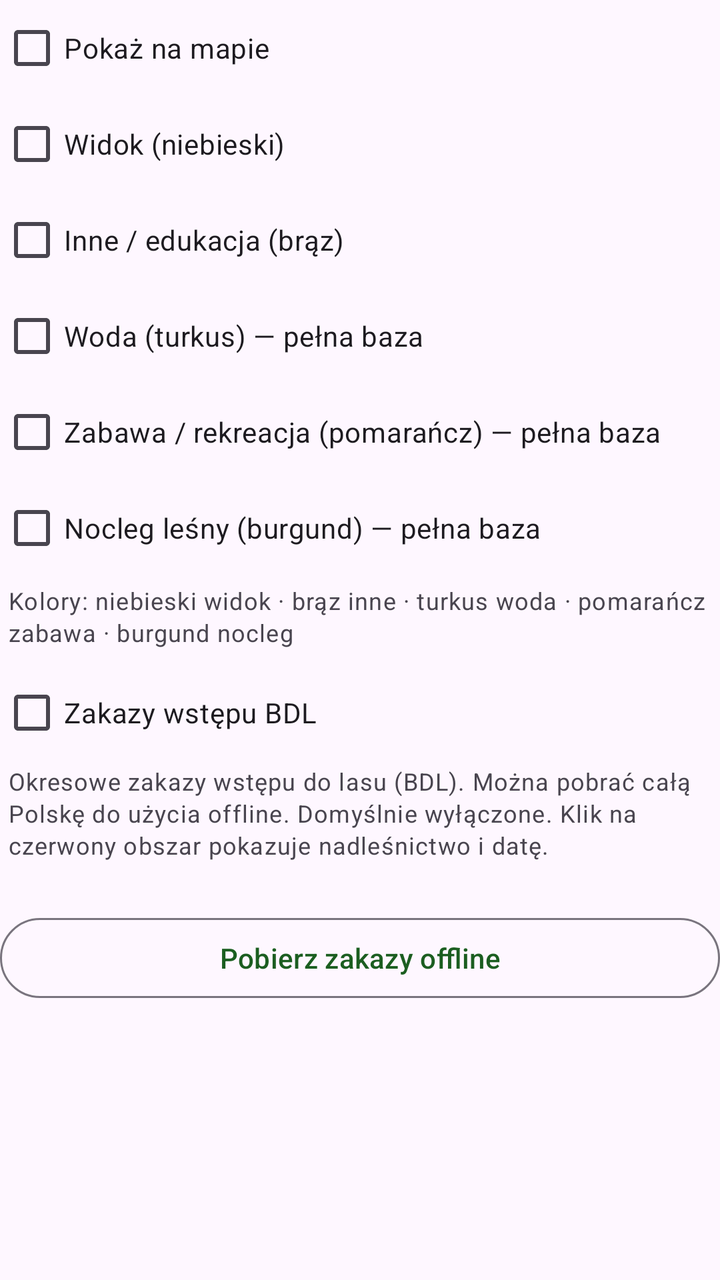
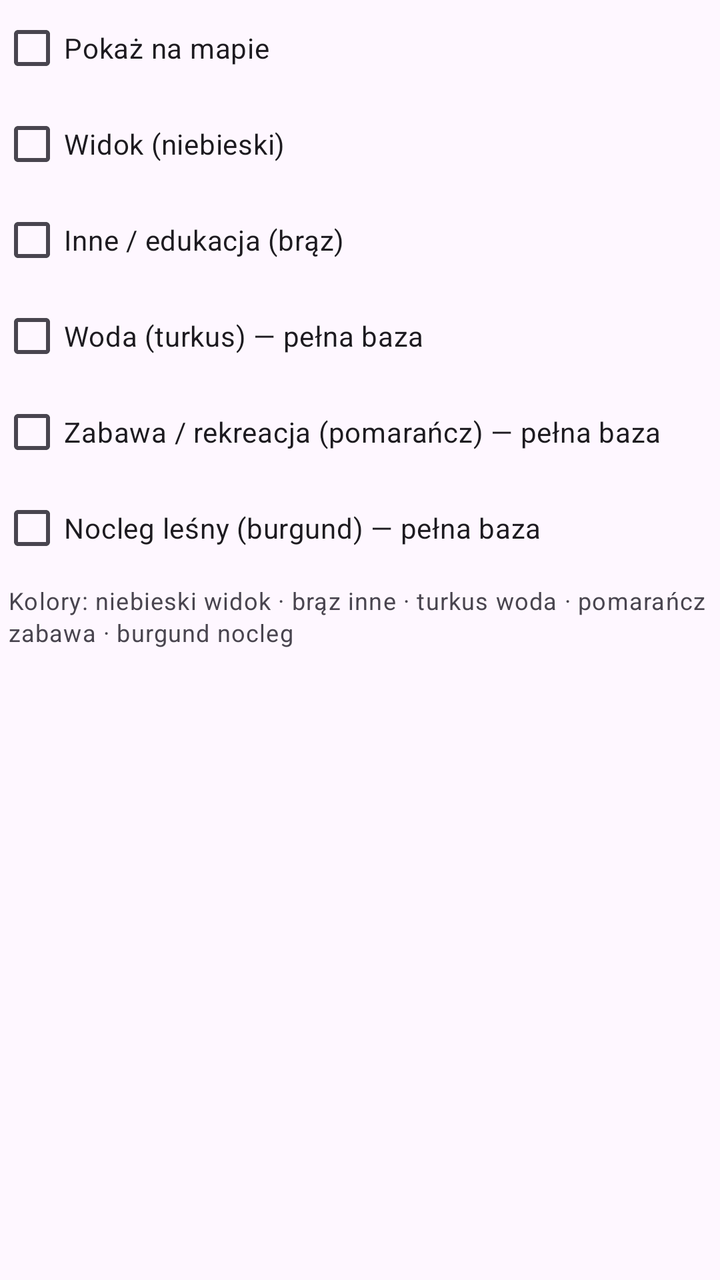

An Android layout rendered at two revisions. The XML below is the earlier revision; the diff shows what the commit changed to produce the second picture.
<!-- AndroidManifest.xml: application theme Theme.NaviLas -->
<!-- res/layout/bdl_overlay_controls.xml -->
<?xml version="1.0" encoding="utf-8"?>
<LinearLayout xmlns:android="http://schemas.android.com/apk/res/android"
    android:layout_width="match_parent"
    android:layout_height="wrap_content"
    android:orientation="vertical">

    <CheckBox
        android:id="@+id/overlayEnable"
        android:layout_width="match_parent"
        android:layout_height="wrap_content"
        android:text="@string/bdl_overlay_enable" />

    <CheckBox
        android:id="@+id/overlayGroupView"
        android:layout_width="match_parent"
        android:layout_height="wrap_content"
        android:text="@string/bdl_overlay_group_view" />

    <CheckBox
        android:id="@+id/overlayGroupOther"
        android:layout_width="match_parent"
        android:layout_height="wrap_content"
        android:text="@string/bdl_overlay_group_other" />

    <CheckBox
        android:id="@+id/overlayGroupWater"
        android:layout_width="match_parent"
        android:layout_height="wrap_content"
        android:text="@string/bdl_overlay_group_water" />

    <CheckBox
        android:id="@+id/overlayGroupPlay"
        android:layout_width="match_parent"
        android:layout_height="wrap_content"
        android:text="@string/bdl_overlay_group_play" />

    <CheckBox
        android:id="@+id/overlayGroupLodging"
        android:layout_width="match_parent"
        android:layout_height="wrap_content"
        android:text="@string/bdl_overlay_group_lodging" />

    <TextView
        android:id="@+id/overlayFullHint"
        android:layout_width="match_parent"
        android:layout_height="wrap_content"
        android:paddingHorizontal="4dp"
        android:paddingTop="2dp"
        android:text="@string/bdl_overlay_full_hint"
        android:textAppearance="?attr/textAppearanceBodySmall"
        android:visibility="gone" />

    <TextView
        android:id="@+id/overlayLegend"
        android:layout_width="match_parent"
        android:layout_height="wrap_content"
        android:paddingHorizontal="4dp"
        android:paddingTop="4dp"
        android:text="@string/bdl_overlay_legend"
        android:textAppearance="?attr/textAppearanceBodySmall" />

    <CheckBox
        android:id="@+id/overlayEntryBans"
        android:layout_width="match_parent"
        android:layout_height="wrap_content"
        android:layout_marginTop="8dp"
        android:text="@string/entry_ban_toggle" />

    <TextView
        android:id="@+id/overlayEntryBanHint"
        android:layout_width="match_parent"
        android:layout_height="wrap_content"
        android:paddingHorizontal="4dp"
        android:paddingTop="2dp"
        android:text="@string/entry_ban_hint"
        android:textAppearance="?attr/textAppearanceBodySmall" />

    <TextView
        android:id="@+id/overlayEntryBanPackStatus"
        android:layout_width="match_parent"
        android:layout_height="wrap_content"
        android:paddingHorizontal="4dp"
        android:paddingTop="4dp"
        android:textAppearance="?attr/textAppearanceBodySmall" />

    <com.google.android.material.button.MaterialButton
        android:id="@+id/btnDownloadEntryBans"
        style="@style/Widget.Material3.Button.OutlinedButton"
        android:layout_width="match_parent"
        android:layout_height="wrap_content"
        android:layout_marginTop="4dp"
        android:text="@string/entry_ban_download" />
</LinearLayout>
<!-- resources referenced by this layout -->
<resources>
  <string name="bdl_overlay_enable">Pokaż na mapie</string>
  <string name="bdl_overlay_full_hint">Woda, zabawa i nocleg wymagają pakietu „pełna baza BDL”.</string>
  <string name="bdl_overlay_group_lodging">Nocleg leśny (burgund) — pełna baza</string>
  <string name="bdl_overlay_group_other">Inne / edukacja (brąz)</string>
  <string name="bdl_overlay_group_play">Zabawa / rekreacja (pomarańcz) — pełna baza</string>
  <string name="bdl_overlay_group_view">Widok (niebieski)</string>
  <string name="bdl_overlay_group_water">Woda (turkus) — pełna baza</string>
  <string name="bdl_overlay_legend">Kolory: niebieski widok · brąz inne · turkus woda · pomarańcz zabawa · burgund nocleg</string>
  <string name="entry_ban_download">Pobierz zakazy offline</string>
  <string name="entry_ban_hint">Okresowe zakazy wstępu do lasu (BDL). Można pobrać całą Polskę do użycia offline. Domyślnie wyłączone. Klik na czerwony obszar pokazuje nadleśnictwo i datę.</string>
  <string name="entry_ban_toggle">Zakazy wstępu BDL</string>
  <style name="Theme.NaviLas" parent="Theme.Material3.DayNight.NoActionBar">
          <item name="colorPrimary">@color/forest_green</item>
          <item name="colorOnPrimary">@color/forest_on_primary</item>
          <item name="colorPrimaryContainer">@color/forest_container</item>
          <item name="colorOnPrimaryContainer">@color/forest_on_container</item>
          <item name="colorSecondary">@color/forest_green</item>
          <item name="colorOnSecondary">@color/forest_on_primary</item>
          <item name="colorSecondaryContainer">@color/forest_container</item>
          <item name="colorOnSecondaryContainer">@color/forest_on_container</item>
          <item name="android:statusBarColor">@color/toolbar_green</item>
          <item name="android:navigationBarColor">?attr/colorSurface</item>
          <item name="android:windowLightStatusBar">false</item>
      </style>
  <color name="forest_green">#1B5E20</color>
  <color name="forest_on_primary">#FFFFFF</color>
  <color name="forest_container">#C8E6C9</color>
  <color name="forest_on_container">#123815</color>
  <color name="toolbar_green">#1B5E20</color>
</resources>

<!-- the commit's change to res/layout/bdl_overlay_controls.xml (unified diff, before → after) -->
@@ -58,36 +58,4 @@
         android:paddingTop="4dp"
         android:text="@string/bdl_overlay_legend"
         android:textAppearance="?attr/textAppearanceBodySmall" />
-
-    <CheckBox
-        android:id="@+id/overlayEntryBans"
-        android:layout_width="match_parent"
-        android:layout_height="wrap_content"
-        android:layout_marginTop="8dp"
-        android:text="@string/entry_ban_toggle" />
-
-    <TextView
-        android:id="@+id/overlayEntryBanHint"
-        android:layout_width="match_parent"
-        android:layout_height="wrap_content"
-        android:paddingHorizontal="4dp"
-        android:paddingTop="2dp"
-        android:text="@string/entry_ban_hint"
-        android:textAppearance="?attr/textAppearanceBodySmall" />
-
-    <TextView
-        android:id="@+id/overlayEntryBanPackStatus"
-        android:layout_width="match_parent"
-        android:layout_height="wrap_content"
-        android:paddingHorizontal="4dp"
-        android:paddingTop="4dp"
-        android:textAppearance="?attr/textAppearanceBodySmall" />
-
-    <com.google.android.material.button.MaterialButton
-        android:id="@+id/btnDownloadEntryBans"
-        style="@style/Widget.Material3.Button.OutlinedButton"
-        android:layout_width="match_parent"
-        android:layout_height="wrap_content"
-        android:layout_marginTop="4dp"
-        android:text="@string/entry_ban_download" />
 </LinearLayout>
<!-- resource entries referenced after the edit -->
@@ -8,9 +8,6 @@
   <string name="bdl_overlay_group_view">Widok (niebieski)</string>
   <string name="bdl_overlay_group_water">Woda (turkus) — pełna baza</string>
   <string name="bdl_overlay_legend">Kolory: niebieski widok · brąz inne · turkus woda · pomarańcz zabawa · burgund nocleg</string>
-  <string name="entry_ban_download">Pobierz zakazy offline</string>
-  <string name="entry_ban_hint">Okresowe zakazy wstępu do lasu (BDL). Można pobrać całą Polskę do użycia offline. Domyślnie wyłączone. Klik na czerwony obszar pokazuje nadleśnictwo i datę.</string>
-  <string name="entry_ban_toggle">Zakazy wstępu BDL</string>
   <style name="Theme.NaviLas" parent="Theme.Material3.DayNight.NoActionBar">
           <item name="colorPrimary">@color/forest_green</item>
           <item name="colorOnPrimary">@color/forest_on_primary</item>
